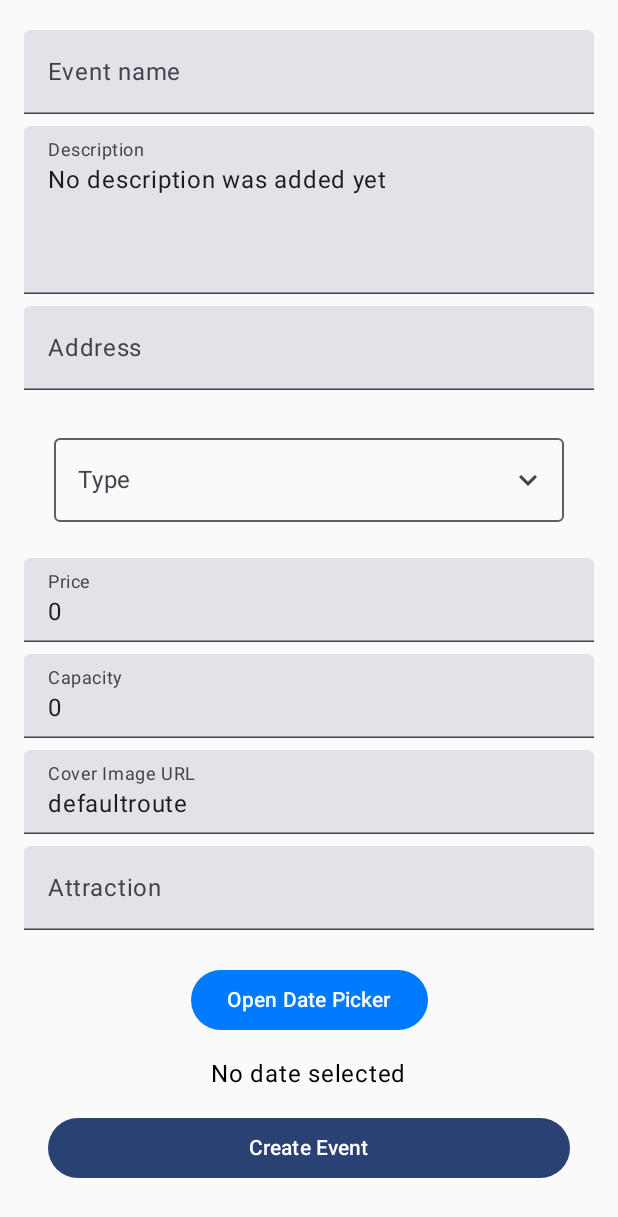
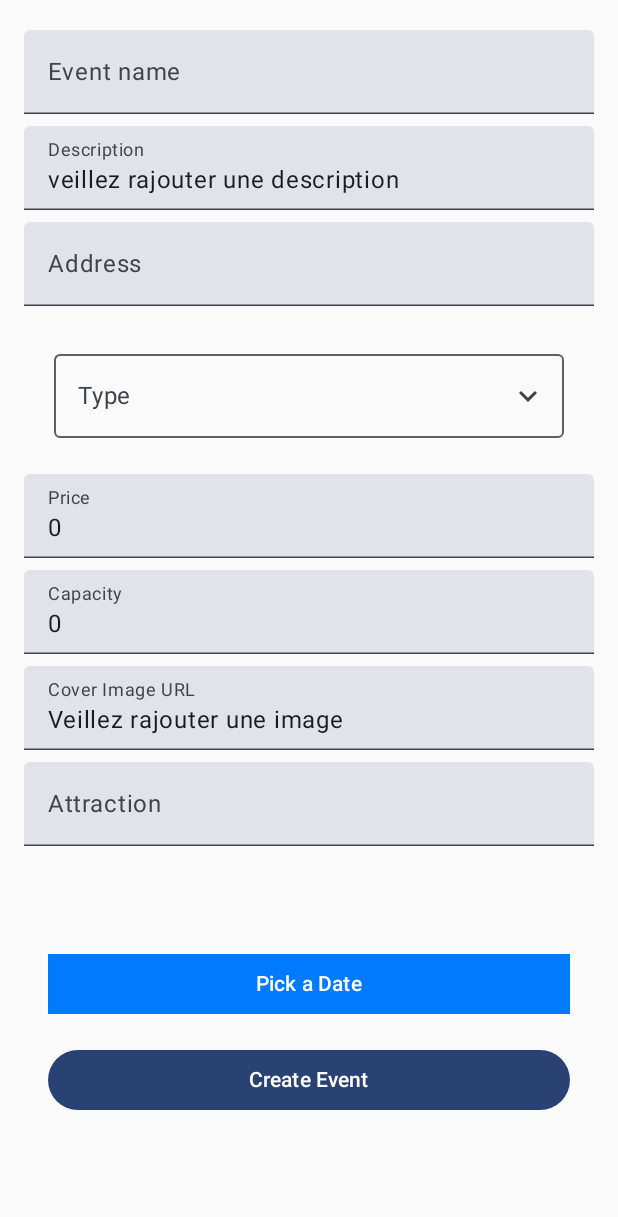
Before and after one commit to FatinRahmann/ProjetSY43, an Android app built with Jetpack Compose: the AddEventScreen screen opened through its navigation route, on a phone screen of 412 x 824 dp. Shown: the top 1217 px of the screen. Run offline under Robolectric (Android 15) with nearby library versions, the phone set to English and light mode, and no system bars; our stand-ins replace Firebase (no records; nobody signed in at launch, a user with empty details on screens opened directly); libraries missing offline, so code that uses them is left out: network.chaintech.kmp_date_time_picker.

Commit message:
Fixed default values on Add Event Fields

```diff
--- a/app/src/main/java/com/example/projetsy43/ui/theme/components/EventTextField.kt
+++ b/app/src/main/java/com/example/projetsy43/ui/theme/components/EventTextField.kt
@@ -9,21 +9,27 @@ import androidx.compose.runtime.Composable
 import androidx.compose.ui.Modifier
 import androidx.compose.ui.text.input.KeyboardType
 import androidx.compose.ui.unit.dp
+import androidx.compose.ui.focus.onFocusChanged
 
 @Composable
 fun EventTextField(
     label: String,
     value: String,
     onValueChange: (String) -> Unit,
+    onFocus: (() -> Unit)? = null
 ) {
     TextField(
         value = value,
         onValueChange = onValueChange,
         label = { Text(label) },
         modifier = Modifier
-
             .fillMaxWidth()
-            .padding(vertical = 4.dp),
+            .padding(vertical = 4.dp)
+            .onFocusChanged { focusState ->
+                if (focusState.isFocused) {
+                    onFocus?.invoke()
+                }
+            },
         keyboardOptions = KeyboardOptions.Default,
         singleLine = true
     )
--- a/app/src/main/java/com/example/projetsy43/ui/theme/screens/AddEventScreen.kt
+++ b/app/src/main/java/com/example/projetsy43/ui/theme/screens/AddEventScreen.kt
@@ -13,31 +13,26 @@ import androidx.compose.ui.Modifier
 import androidx.compose.ui.unit.dp
 import androidx.lifecycle.viewmodel.compose.viewModel
 import com.example.projetsy43.ui.theme.components.Dropdown
-import com.example.projetsy43.ui.theme.components.EventMultilineField
 import androidx.compose.foundation.layout.Spacer
 import androidx.compose.foundation.layout.fillMaxSize
 import androidx.compose.foundation.layout.fillMaxWidth
 import androidx.compose.foundation.layout.height
 import androidx.compose.material3.Button
 import androidx.compose.material3.ButtonDefaults
-import androidx.compose.material3.MaterialTheme
 import androidx.compose.material3.Text
 import androidx.compose.ui.Alignment
 import androidx.compose.ui.graphics.Color
-import androidx.compose.ui.tooling.preview.Preview
 import androidx.navigation.NavController
 import com.example.projetsy43.factory.AddEventViewModelFactory
 import com.example.projetsy43.model.repository.EventRepository
-import com.example.projetsy43.ui.theme.components.DateTimeWheelPicker
-
 import com.example.projetsy43.ui.theme.components.EventTextField
 import com.example.projetsy43.viewmodel.AddEventViewModel
 import kotlinx.datetime.LocalDateTime
-import network.chaintech.kmp_date_time_picker.ui.datetimepicker.WheelDateTimePickerDialog
 import network.chaintech.kmp_date_time_picker.ui.datetimepicker.WheelDateTimePickerView
 import network.chaintech.kmp_date_time_picker.utils.DateTimePickerView
 import network.chaintech.kmp_date_time_picker.utils.WheelPickerDefaults
 import network.chaintech.kmp_date_time_picker.utils.now
+import androidx.compose.ui.graphics.RectangleShape
 
 
 //TODO: Control the values on the fields!
@@ -51,13 +46,26 @@ fun AddEventScreen(
     val viewModel: AddEventViewModel = viewModel(
         factory = AddEventViewModelFactory(repository)
     )
-    // Non string value placeholders
-    var capacityText by remember { mutableStateOf(viewModel.capacity.toString()) }
-    var priceText by remember { mutableStateOf(viewModel.capacity.toString()) }
+
+
     //For the DateTimeWheelPicker
     var showDatePicker by remember { mutableStateOf(false) }
     var pickedDate = viewModel.datetime
+    val formattedDate = pickedDate?.let {
+        "${it.date} ${it.hour.toString().padStart(2, '0')}:${it.minute.toString().padStart(2, '0')}"
+    } ?: "Pick a Date"
 
+    var EventDescHasFocused by remember { mutableStateOf(false) }
+    var EventDescText by remember { mutableStateOf("veillez rajouter une description") }
+
+    var EventPriceHasFocused by remember { mutableStateOf(false) }
+    var priceText by remember { mutableStateOf(viewModel.capacity.toString()) }
+
+    var EventCapacityHasFocused by remember { mutableStateOf(false) }
+    var capacityText by remember { mutableStateOf(viewModel.capacity.toString()) }
+
+    var EventCoverHasFocused by remember { mutableStateOf(false) }
+    var EventCoverText by remember { mutableStateOf("Veillez rajouter une image") }
 
 
     //Page items
@@ -68,21 +76,42 @@ fun AddEventScreen(
         EventTextField(
             label = "Event name",
             value = viewModel.name,
-            onValueChange = { viewModel.name = it}
+            onValueChange = { viewModel.name = it }
         )
-        EventMultilineField("Description", viewModel.description, {viewModel.description = it})
+        EventTextField(
+            label ="Description",
+            value = EventDescText,
+            onValueChange =  {
+                viewModel.description = it
+                EventDescText = it
+            },
+            onFocus = {
+                if(!EventDescHasFocused) {
+                    EventDescText = ""
+                    EventDescHasFocused = true
+                }
+            }
+
+            )
         EventTextField("Address", viewModel.address, { viewModel.address = it})
         Dropdown("Type", listOf("Concert", "Conference", "Festival"), viewModel.type, {viewModel.type = it})
-        EventTextField("Price", priceText, {
-            newText ->
-            priceText = newText
-
-            val parsed = newText.toDoubleOrNull()
-            if (parsed != null) {
-                viewModel.price = parsed
+        EventTextField(
+            label = "Price",
+            value = priceText,
+            onValueChange = { newText ->
+                priceText = newText
+                val parsed = newText.toDoubleOrNull()
+                if (parsed != null) {
+                    viewModel.price = parsed
+                }
+            },
+            onFocus = {
+                if (!EventPriceHasFocused) {
+                    priceText = ""
+                    EventPriceHasFocused = true
+                }
             }
-            //TODO: Decide wether or not to handle adding a different value
-        })
+        )
         EventTextField("Capacity", capacityText, {
             newText ->
             capacityText = newText
@@ -90,10 +119,28 @@ fun AddEventScreen(
             if (parsed != null) {
                 viewModel.capacity = parsed
             }
-            //TODO: Decide wether or not to handle adding a different value
-        })
+
+        },
+            {
+                if (!EventCapacityHasFocused) {
+                    capacityText = ""
+                    EventCapacityHasFocused = true
+                }
+            })
         //TODO: Decide what to do with image adding and check if logic works, for now do not touch the defaultRoute value for image
-        EventTextField("Cover Image URL", viewModel.coverImage, { viewModel.coverImage = it })
+        EventTextField(
+            "Cover Image URL",
+            EventCoverText,
+            {
+                EventCoverText = it
+                viewModel.coverImage = it },
+            {
+                if (!EventCoverHasFocused) {
+                    EventCoverText = ""
+                    EventCoverHasFocused = true
+                }
+            }
+        )
         EventTextField("Attraction", viewModel.attraction, { viewModel.attraction = it })
 
         Column(
@@ -105,17 +152,13 @@ fun AddEventScreen(
         ) {
             Button(
                 onClick = { showDatePicker = true },
-                colors = ButtonDefaults.buttonColors(containerColor = Color(0xFF007AFF))
+                colors = ButtonDefaults.buttonColors(containerColor = Color(0xFF007AFF)),
+                shape = RectangleShape,
+                modifier = Modifier
+                    .fillMaxWidth()
             ) {
-                Text("Open Date Picker")
+                Text(formattedDate)
             }
-
-            Spacer(modifier = Modifier.height(16.dp))
-
-            Text(
-                text = pickedDate?.toString() ?: "No date selected",
-                style = MaterialTheme.typography.bodyLarge
-            )
 
             if (showDatePicker) {
                 WheelDateTimePickerView(
--- a/app/src/main/java/com/example/projetsy43/viewmodel/AddEventViewModel.kt
+++ b/app/src/main/java/com/example/projetsy43/viewmodel/AddEventViewModel.kt
@@ -23,7 +23,6 @@ class AddEventViewModel(
     var type by mutableStateOf("")
     var price by mutableStateOf(0.0)
     var capacity by mutableStateOf(0)
-    var availableCapacity by mutableStateOf(0)
     var coverImage by mutableStateOf("defaultroute")
     var attraction by mutableStateOf("")
 
@@ -43,7 +42,7 @@ class AddEventViewModel(
                 type = type,
                 price = price,
                 capacity = capacity,
-                avaliablecapacity = 100,
+                avaliablecapacity = capacity,
                 cover_image = coverImage,
                 attraction = attraction
             )
```
